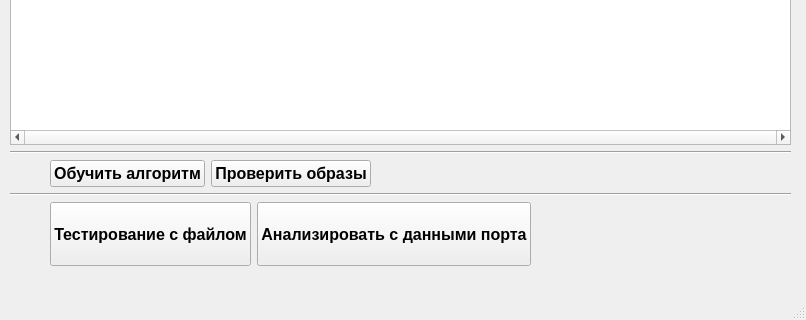
First picture: the form in application/templates/testing.ui, repository SourTyJohn/signal_dev_gui, before the edit; both pictures show x 0 to 806 and y 535 to 855 of the 806 by 855 pixel window.
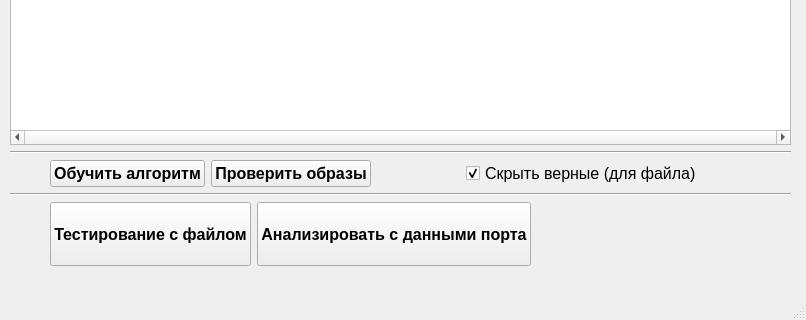
Second picture: the form after the edit.

```diff
--- a/application/templates/testing.ui
+++ b/application/templates/testing.ui
@@ -519,6 +519,34 @@
          </property>
         </spacer>
        </item>
+       <item>
+        <widget class="QCheckBox" name="rb_hide_good">
+         <property name="font">
+          <font>
+           <pointsize>12</pointsize>
+          </font>
+         </property>
+         <property name="text">
+          <string>Скрыть верные (для файла)</string>
+         </property>
+         <property name="checked">
+          <bool>true</bool>
+         </property>
+        </widget>
+       </item>
+       <item>
+        <spacer name="horizontalSpacer_10">
+         <property name="orientation">
+          <enum>Qt::Horizontal</enum>
+         </property>
+         <property name="sizeHint" stdset="0">
+          <size>
+           <width>40</width>
+           <height>20</height>
+          </size>
+         </property>
+        </spacer>
+       </item>
       </layout>
      </item>
      <item>
```
